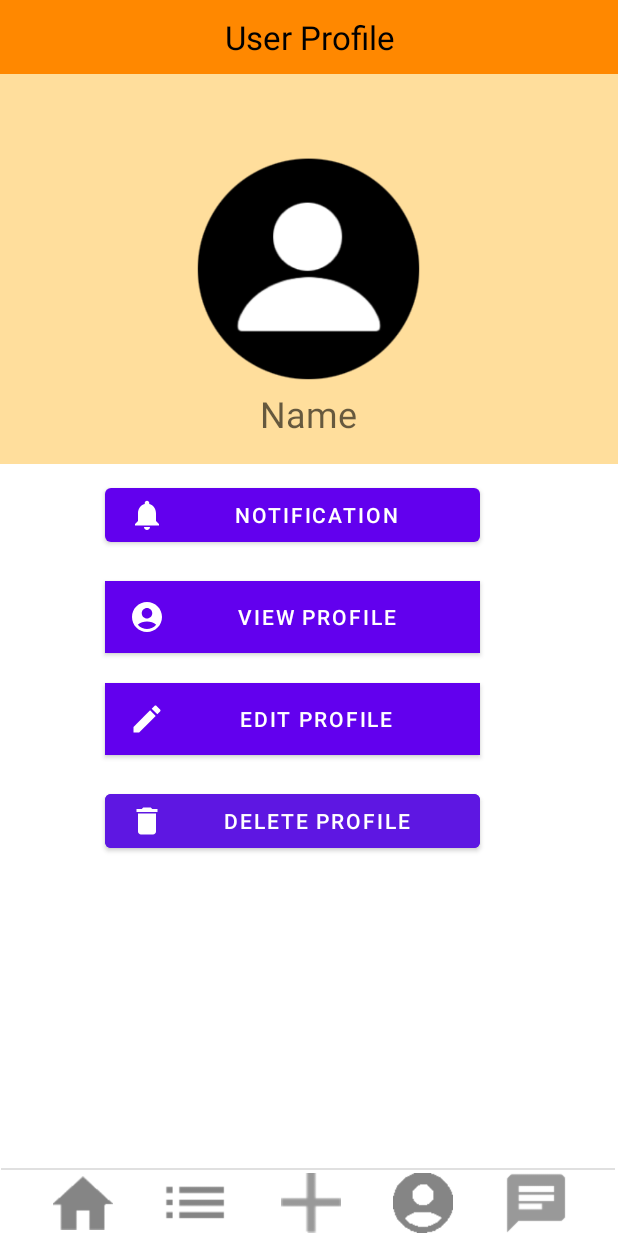
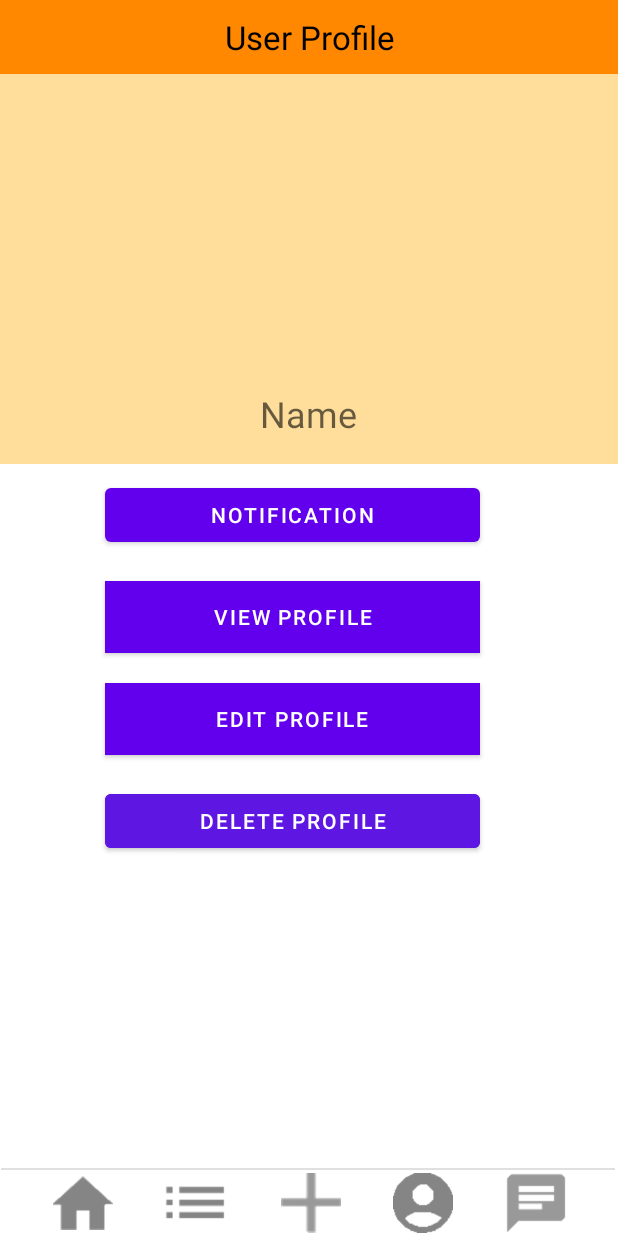
Before and after one commit to IT21209352/MAADPROJECT, an Android app: the screen it shows after launch once a user with an empty profile is signed in (MainActivity2), after a tap on an icon or button, on a phone screen of 412 x 824 dp. Run offline under Robolectric (Android 15) with nearby library versions, the phone set to English and light mode, and no system bars; our stand-ins replace Firebase (no records; nobody signed in at launch, a user with empty details on screens opened directly), navigation-ui.

Commit message:
new done

```diff
--- a/app/src/main/res/layout/fragment_profile.xml
+++ b/app/src/main/res/layout/fragment_profile.xml
@@ -33,8 +33,8 @@
                 android:id="@+id/imageView_profile_dp"
                 android:layout_width="150dp"
                 android:layout_height="150dp"
-                android:layout_centerInParent="true"
-                android:background="@drawable/use_profile" />
+                android:layout_centerInParent="true"/>
+
 
             <TextView
                 android:id="@+id/textView_show_welcome"
@@ -59,7 +59,6 @@
             android:layout_marginStart="70dp"
             android:layout_marginTop="10dp"
             android:layout_marginBottom="10dp"
-            android:drawableLeft="@drawable/baseline_notifications_24"
             android:drawableTint="@color/white"
             android:text="@string/Notification" />
 
@@ -73,7 +72,6 @@
             android:layout_marginBottom="10dp"
             android:background="@color/blue_200"
             android:backgroundTint="@color/blue_200"
-            android:drawableLeft="@drawable/baseline_account_circle_24"
             android:drawableTint="@color/white"
             android:text="@string/ViewProfile" />
 
@@ -88,7 +86,6 @@
             android:layout_alignParentLeft="true"
             android:backgroundTint="@color/blue_200"
             android:layout_marginStart="70dp"
-            android:drawableLeft="@drawable/baseline_mode_edit_outline_24"
             android:text="@string/EditProfile"
             />
 
@@ -103,7 +100,7 @@
             android:layout_alignParentLeft="true"
             android:backgroundTint="@color/blue_300"
             android:layout_marginStart="70dp"
-            android:drawableLeft="@drawable/baseline_delete_24"
+
             android:text="@string/deleteProfile"
             />
 
--- a/app/src/main/res/values/strings.xml
+++ b/app/src/main/res/values/strings.xml
@@ -51,6 +51,7 @@
     <string name="title_Post">POSTS</string>
     <string name="btn_edit">EDIT</string>
     <string name="btn_delete">DELETE</string>
+    <string name="btn_faq">FAQ</string>
     <!---->
 
 
```
